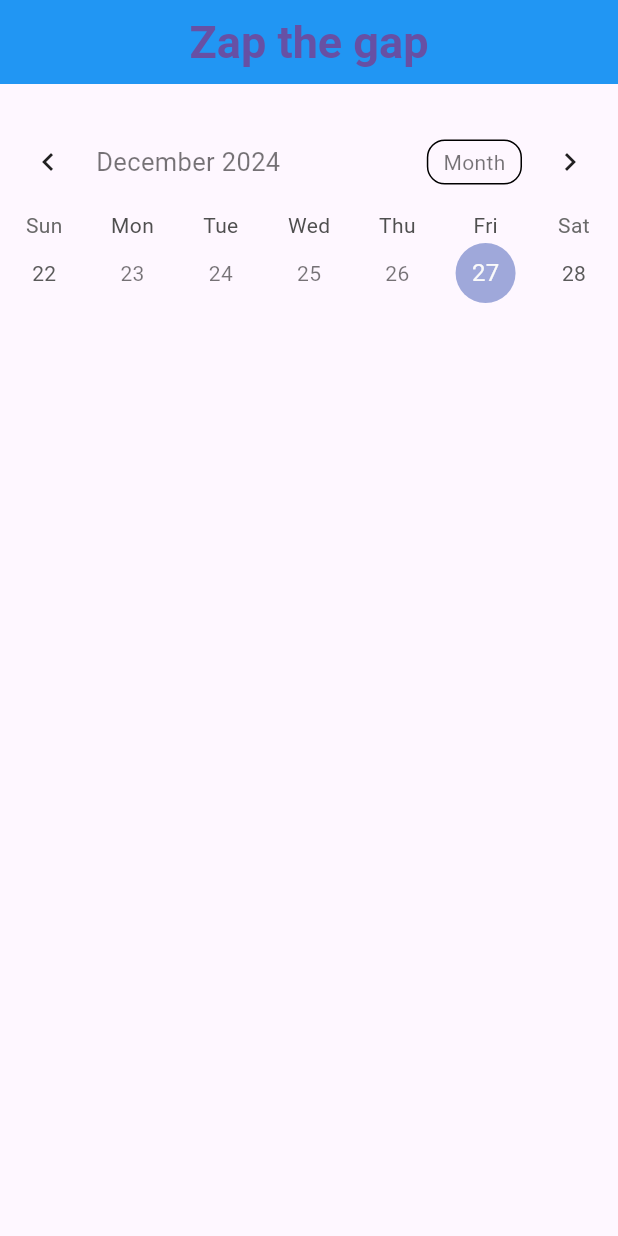
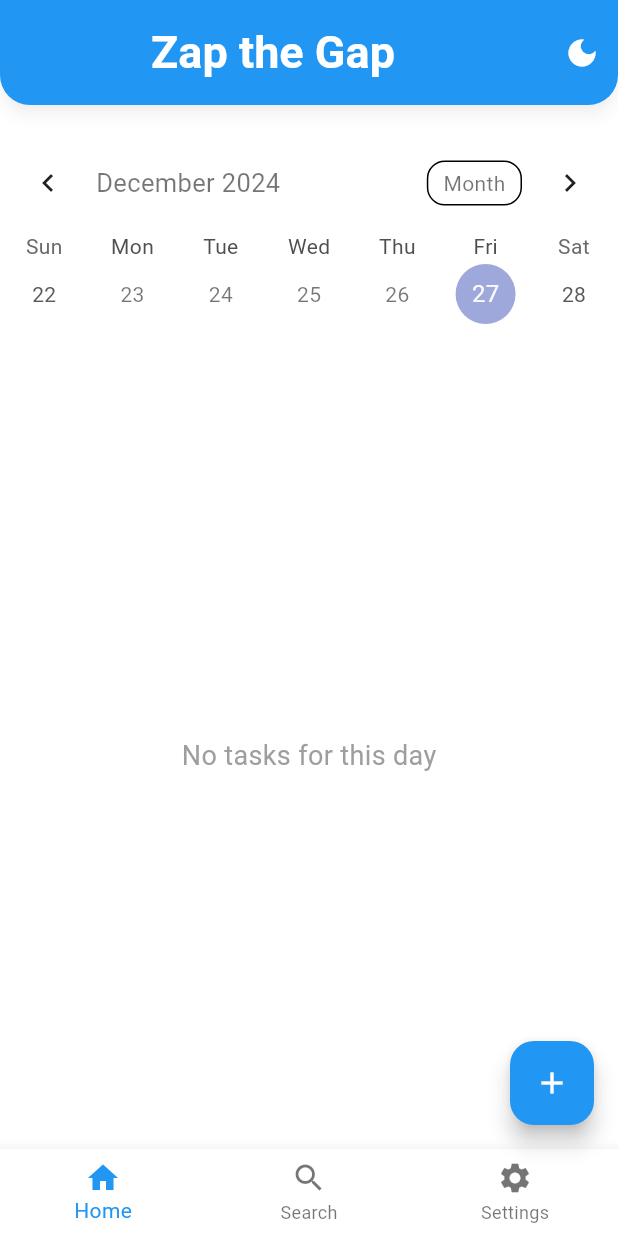
Before and after one commit to malakmahersoliman/zap_the_gap, a Flutter app: the screen it shows after launch, on a phone screen of 412 x 824 dp. Run offline on Flutter 3.47's test engine with Material 3 defaults, Android fonts, the light colour scheme and no system bars; drawn by our look-alikes of table_calendar; our stand-ins replace sqflite; accounts and stored records are empty.

Commit message:
we have to do and theme

```diff
--- /dev/null
+++ b/lib/db/task_db.dart
@@ -0,0 +1,64 @@
+import 'package:sqflite/sqflite.dart';
+import 'package:path/path.dart';
+import 'package:zap_the_gap/model/task.dart';
+
+
+class TaskDb {
+  static final TaskDb _instance = TaskDb._internal();
+  factory TaskDb() => _instance;
+  Database? _database;
+
+  TaskDb._internal();
+
+  Future<Database> get database async {
+    if (_database != null) return _database!;
+    _database = await _initDatabase();
+    return _database!;
+  }
+
+  // Initialize database
+  Future<Database> _initDatabase() async {
+    String path = join(await getDatabasesPath(), 'tasks.db');
+    return openDatabase(path, onCreate: (db, version) {
+      return db.execute(
+        'CREATE TABLE tasks(id INTEGER PRIMARY KEY, title TEXT, description TEXT, dueDate TEXT, isCompleted INTEGER)',
+      );
+    }, version: 1);
+  }
+
+  // Insert a new task
+  Future<void> insertTask(Task task) async {
+    final db = await database;
+    await db.insert('tasks', task.toMap(), conflictAlgorithm: ConflictAlgorithm.replace);
+  }
+
+  // Get all tasks
+  Future<List<Task>> getTasks() async {
+    final db = await database;
+    final List<Map<String, dynamic>> maps = await db.query('tasks');
+    return List.generate(maps.length, (i) {
+      return Task.fromMap(maps[i]);
+    });
+  }
+
+  // Update task completion status
+  Future<void> updateTaskCompletion(int id, bool isCompleted) async {
+    final db = await database;
+    await db.update(
+      'tasks',
+      {'isCompleted': isCompleted ? 1 : 0},
+      where: 'id = ?',
+      whereArgs: [id],
+    );
+  }
+
+
+  Future<void> deleteTask(int id) async {
+    final db = await database;
+    await db.delete(
+      'tasks',
+      where: 'id = ?',
+      whereArgs: [id],
+    );
+  }
+}
--- a/lib/main.dart
+++ b/lib/main.dart
@@ -1,51 +1,37 @@
 import 'package:flutter/material.dart';
 import 'package:zap_the_gap/ui/home_page.dart';
+import 'package:zap_the_gap/ui/theme.dart';
 
 void main() {
   runApp(const MyApp());
 }
 
-class MyApp extends StatelessWidget {
+class MyApp extends StatefulWidget {
   const MyApp({super.key});
+
+  @override
+  State<MyApp> createState() => _MyAppState();
+}
+
+class _MyAppState extends State<MyApp> {
+  // Variable to keep track of the theme mode
+  bool _isDarkMode = false;
 
   @override
   Widget build(BuildContext context) {
     return MaterialApp(
       title: 'Zap the Gap',
       debugShowCheckedModeBanner: false,
-      theme: ThemeData(
-        primarySwatch: Colors.blue,
-        appBarTheme: AppBarTheme(
-          color: Colors.blue,
-          iconTheme: IconThemeData(color: Colors.white),
-          titleTextStyle: TextStyle(
-            color: Colors.white,
-            fontSize: 20,
-            fontWeight: FontWeight.bold,
-          ),
-        ),
-        textTheme: TextTheme(
-          bodyLarge: TextStyle(color: Colors.black, fontSize: 16),
-          bodyMedium: TextStyle(color: Colors.black54, fontSize: 14),
-        ),
+      theme: CustomTheme.lightTheme,
+      darkTheme: CustomTheme.darkTheme,
+      themeMode: _isDarkMode ? ThemeMode.dark : ThemeMode.light,
+      home: HomePage(
+        toggleTheme: () {
+          setState(() {
+            _isDarkMode = !_isDarkMode;
+          });
+        },
       ),
-      darkTheme: ThemeData(
-        brightness: Brightness.dark,
-        primarySwatch: Colors.blueGrey,
-        appBarTheme: AppBarTheme(
-          color: Colors.blueGrey,
-          titleTextStyle: TextStyle(
-            color: Colors.white,
-            fontSize: 20,
-            fontWeight: FontWeight.bold,
-          ),
-        ),
-        textTheme: TextTheme(
-          bodyLarge: TextStyle(color: Colors.white, fontSize: 16),
-          bodyMedium: TextStyle(color: Colors.white70, fontSize: 14),
-        ),
-      ),
-      home: const HomePage(),
     );
   }
 }
--- a/lib/ui/home_page.dart
+++ b/lib/ui/home_page.dart
@@ -1,8 +1,13 @@
 import 'package:flutter/material.dart';
 import 'package:table_calendar/table_calendar.dart';
+import 'package:zap_the_gap/model/task.dart';
+import 'create_task_page.dart';
+import 'package:zap_the_gap/db/task_db.dart'; // Use TaskDb here
 
 class HomePage extends StatefulWidget {
-  const HomePage({super.key});
+  final VoidCallback toggleTheme;
+
+  const HomePage({super.key, required this.toggleTheme});
 
   @override
   State<HomePage> createState() => _HomePageState();
@@ -12,26 +17,78 @@ class _HomePageState extends State<HomePage> {
   CalendarFormat _calendarFormat = CalendarFormat.week;
   DateTime _focusedDay = DateTime.now();
   DateTime? _selectedDay;
+  List<Task> _tasks = []; // Store tasks from the database
+
+  int _selectedIndex = 0; // Track the selected tab index
+
+  void _onItemTapped(int index) {
+    setState(() {
+      _selectedIndex = index;
+    });
+  }
+
+  // Fetch tasks from the database
+  void _fetchTasks([DateTime? date]) async {
+    final tasks = await TaskDb().getTasks(); // Use TaskDb to fetch tasks
+
+    // If a date is selected, filter tasks by dueDate
+    final filteredTasks = tasks.where((task) {
+      return date == null || isSameDay(task.dueDate, date);
+    }).toList();
+
+    setState(() {
+      _tasks = filteredTasks;
+    });
+  }
+
+  void _toggleTaskCompletion(int taskId, bool isCompleted) async {
+    await TaskDb().updateTaskCompletion(taskId, !isCompleted);
+    _fetchTasks();
+  }
+
+
+  void _navigateToCreateTask() {
+    Navigator.push(
+      context,
+      MaterialPageRoute(
+        builder: (context) => CreateTaskPage(),
+      ),
+    ).then((_) => _fetchTasks());
+  }
+
+  @override
+  void initState() {
+    super.initState();
+    _fetchTasks();
+  }
 
   @override
   Widget build(BuildContext context) {
     return Scaffold(
       appBar: AppBar(
         title: Center(
-            child: Text(
-              "Zap the gap",
-              style: TextStyle(fontSize: 30,
+          child: Text(
+            "Zap the Gap",
+            style: TextStyle(
+              fontSize: 30,
               fontWeight: FontWeight.bold,
-              color: Theme.of(context).primaryColor,
-              ),
             ),
           ),
+        ),
+        actions: [
+          IconButton(
+            icon: Icon(
+              Theme.of(context).brightness == Brightness.dark
+                  ? Icons.light_mode
+                  : Icons.dark_mode,
+            ),
+            onPressed: widget.toggleTheme, // Toggle theme when pressed
+          ),
+        ],
       ),
       body: Column(
         children: [
-          SizedBox(
-            height: 20,
-          ),
+          SizedBox(height: 20),
           Row(
             children: [
               Expanded(
@@ -47,6 +104,7 @@ class _HomePageState extends State<HomePage> {
                       _selectedDay = selectedDay;
                       _focusedDay = focusedDay;
                     });
+                    _fetchTasks(selectedDay); // Fetch tasks for the selected day
                   },
                   calendarFormat: _calendarFormat,
                   onFormatChanged: (format) {
@@ -60,8 +118,79 @@ class _HomePageState extends State<HomePage> {
                 ),
               ),
             ],
-          )
+          ),
+          SizedBox(height: 20),
+          // Display tasks
+          Expanded(
+child: _tasks.isEmpty
+      ? Center(child: Text('No tasks for this day', style: TextStyle(fontSize: 18, color: Colors.grey)))
+      : ListView.builder(
+          itemCount: _tasks.length,
+          itemBuilder: (context, index) {
+            final task = _tasks[index];
+            return Dismissible(
+              key: Key(task.id.toString()), // Key for the dismissible widget
+              onDismissed: (direction) {
+                // Optionally delete the task after swipe
+                TaskDb().deleteTask(task.id!);
+                setState(() {
+                  _tasks.removeAt(index); // Update task list after deletion
+                });
+                ScaffoldMessenger.of(context).showSnackBar(SnackBar(content: Text('Task deleted')));
+              },
+              background: Container(
+                color: Colors.red,
+                alignment: Alignment.centerRight,
+                padding: EdgeInsets.symmetric(horizontal: 20),
+                child: Icon(Icons.delete, color: Colors.white),
+              ),
+              direction: DismissDirection.endToStart, // Swipe from right to left to delete
+              child: ListTile(
+                title: Text(task.title),
+                subtitle: Text(task.description),
+                trailing: IconButton(
+                  icon: Icon(
+                    task.isCompleted
+                        ? Icons.check_circle
+                        : Icons.radio_button_unchecked,
+                    color: task.isCompleted ? Colors.green : Colors.grey,
+                  ),
+                  onPressed: () {
+                    _toggleTaskCompletion(task.id!, task.isCompleted);
+                  },
+                ),
+                onTap: () {
+                  // Navigate to a detailed view of the task (if needed)
+                },
+              ),
+            );
+          },
+        ),
+          ),
         ],
+      ),
+      bottomNavigationBar: BottomNavigationBar(
+        currentIndex: _selectedIndex,
+        onTap: _onItemTapped,
+        items: const <BottomNavigationBarItem>[
+          BottomNavigationBarItem(
+            icon: Icon(Icons.home),
+            label: 'Home',
+          ),
+          BottomNavigationBarItem(
+            icon: Icon(Icons.search),
+            label: 'Search',
+          ),
+          BottomNavigationBarItem(
+            icon: Icon(Icons.settings),
+            label: 'Settings',
+          ),
+        ],
+      ),
+      floatingActionButton: FloatingActionButton(
+        onPressed: _navigateToCreateTask,
+        child: Icon(Icons.add),
+        tooltip: 'Create Task',
       ),
     );
   }
--- /dev/null
+++ b/lib/ui/theme.dart
@@ -0,0 +1,108 @@
+import 'package:flutter/material.dart';
+
+class CustomTheme {
+  static const Color pink = Color(0xFFE91E63);
+  static const Color orange = Color(0xFFFF9800);
+  static const Color blue = Color(0xFF2196F3);
+  static const Color green = Color(0xFF4CAF50);
+  static const Color violet = Color(0xFF9C27B0);
+
+  static final _light = ThemeData(
+    brightness: Brightness.light,
+    primaryColor: blue,
+    colorScheme: ColorScheme.light(
+      primary: blue,
+      secondary: const Color.fromARGB(255, 173, 43, 86),
+      surface: Colors.white,
+      background: Colors.grey[50]!,
+      onPrimary: Colors.white,
+      onSecondary: Colors.black,
+      onSurface: Colors.black,
+      onBackground: Colors.black,
+      onError: Colors.white,
+      error: Colors.red,
+    ),
+    appBarTheme: AppBarTheme(
+      color: blue,
+      iconTheme: IconThemeData(color: Colors.white),
+      titleTextStyle: TextStyle(
+        color: Colors.white,
+        fontSize: 22,
+        fontWeight: FontWeight.bold,
+      ),
+      elevation: 4,
+      shadowColor: Colors.black26,
+      shape: RoundedRectangleBorder(
+        borderRadius: BorderRadius.vertical(
+          bottom: Radius.circular(20),
+        ),
+      ),
+      toolbarHeight: 70,
+    ),
+    scaffoldBackgroundColor: Colors.white,
+    cardColor: Colors.white,
+    buttonTheme: ButtonThemeData(
+      buttonColor: orange,
+      textTheme: ButtonTextTheme.primary,
+    ),
+    textTheme: TextTheme(
+      titleLarge: TextStyle(color: Colors.black, fontSize: 22, fontWeight: FontWeight.bold),
+      titleMedium: TextStyle(color: Colors.black, fontSize: 20, fontWeight: FontWeight.normal),
+      titleSmall: TextStyle(color: Colors.black87, fontSize: 18, fontWeight: FontWeight.normal),
+      bodyLarge: TextStyle(color: Colors.black87, fontSize: 16, fontWeight: FontWeight.normal),
+      bodyMedium: TextStyle(color: Colors.black54, fontSize: 14, fontWeight: FontWeight.normal),
+      bodySmall: TextStyle(color: Colors.black45, fontSize: 12, fontWeight: FontWeight.normal),
+    ),
+  );
+
+  static final _dark = ThemeData(
+    brightness: Brightness.dark,
+    primaryColor: const Color.fromARGB(255, 39, 116, 179),
+    colorScheme: ColorScheme.dark(
+      primary: const Color.fromARGB(255, 39, 116, 179),
+      secondary: const Color.fromARGB(255, 135, 42, 151),
+      surface: Colors.grey[900]!,
+      background: Colors.black,
+      onPrimary: Colors.white,
+      onSecondary: Colors.white,
+      onSurface: Colors.white,
+      onBackground: Colors.white,
+      onError: Colors.white,
+      error: Colors.redAccent,
+    ),
+    appBarTheme: AppBarTheme(
+      color: const Color.fromARGB(255, 39, 116, 179),
+      iconTheme: IconThemeData(color: Colors.white),
+      titleTextStyle: TextStyle(
+        color: Colors.white,
+        fontSize: 22,
+        fontWeight: FontWeight.bold,
+      ),
+      elevation: 4,
+      shadowColor: Colors.black45,
+      shape: RoundedRectangleBorder(
+        borderRadius: BorderRadius.vertical(
+          bottom: Radius.circular(20),
+        ),
+      ),
+      toolbarHeight: 70,
+    ),
+    scaffoldBackgroundColor: Colors.black,
+    cardColor: Colors.grey[800],
+    buttonTheme: ButtonThemeData(
+      buttonColor: const Color.fromARGB(255, 187, 122, 24),
+      textTheme: ButtonTextTheme.primary,
+    ),
+    textTheme: TextTheme(
+      titleLarge: TextStyle(color: Colors.white, fontSize: 22, fontWeight: FontWeight.bold),
+      titleMedium: TextStyle(color: Colors.white, fontSize: 20, fontWeight: FontWeight.normal),
+      titleSmall: TextStyle(color: Colors.white70, fontSize: 18, fontWeight: FontWeight.normal),
+      bodyLarge: TextStyle(color: Colors.white70, fontSize: 16, fontWeight: FontWeight.normal),
+      bodyMedium: TextStyle(color: Colors.white54, fontSize: 14, fontWeight: FontWeight.normal),
+      bodySmall: TextStyle(color: Colors.white38, fontSize: 12, fontWeight: FontWeight.normal),
+    ),
+  );
+
+  static ThemeData get lightTheme => _light;
+  static ThemeData get darkTheme => _dark;
+}
--- a/pubspec.yaml
+++ b/pubspec.yaml
@@ -31,6 +31,9 @@ dependencies:
   flutter:
     sdk: flutter
   table_calendar:
+  sqflite:
+  path_provider:
+  path:
 
 
   # The following adds the Cupertino Icons font to your application.
```
Also changed, not shown: lib/model/task.dart (+23 -0 lines), lib/ui/create_task_page.dart (added, +97 -0 lines), lib/ui/motivation_page.dart (added), pubspec.lock, 105 other files.
